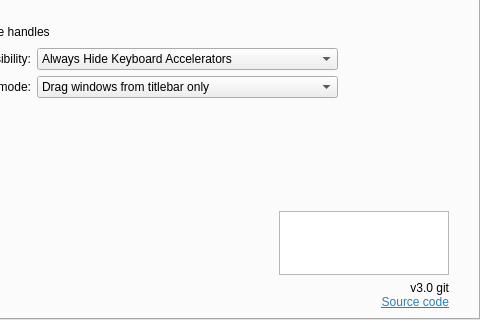
This is kstyle/config/ui/breezestyleconfig.ui in KDE/breeze as Qt 5 draws it before an edit; both pictures show x 151 to 631 and y 162 to 482 of the 631 by 482 pixel window. The edited form follows.
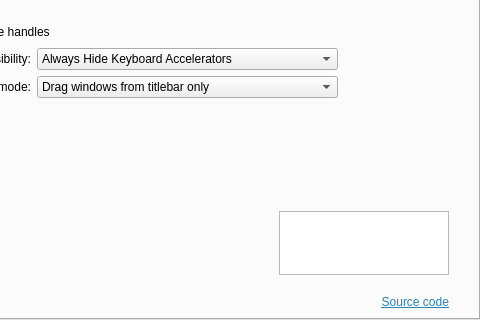
This is the edited form. Icons and pictures are not drawn.

Commit message: Tweaked classik-settings sizing and layout; auto-add version numbers in UI from CMakeLists; update .gitignore

```diff
--- a/kstyle/config/ui/breezestyleconfig.ui
+++ b/kstyle/config/ui/breezestyleconfig.ui
@@ -178,27 +178,17 @@
        </item>
        <item row="13" column="0" colspan="6">
         <layout class="QGridLayout" name="gridLayout_4">
-         <item row="2" column="1">
-          <widget class="QLabel" name="label_24">
-           <property name="text">
-            <string>&lt;html&gt;&lt;head/&gt;&lt;body&gt;&lt;p&gt;v3.0 git&lt;br /&gt;&lt;a href=&quot;https://github.com/paulmcauley/classik&quot;&gt;&lt;span style=&quot; text-decoration: underline; color:#2980b9;&quot;&gt;Source code&lt;/span&gt;&lt;/a&gt;&lt;/p&gt;&lt;/body&gt;&lt;/html&gt;</string>
-           </property>
-           <property name="alignment">
-            <set>Qt::AlignRight|Qt::AlignTrailing|Qt::AlignVCenter</set>
-           </property>
-           <property name="openExternalLinks">
-            <bool>true</bool>
-           </property>
-          </widget>
-         </item>
-         <item row="1" column="0">
-          <spacer name="horizontalSpacer_3">
+         <item row="1" column="2">
+          <spacer name="horizontalSpacer_7">
            <property name="orientation">
             <enum>Qt::Horizontal</enum>
            </property>
+           <property name="sizeType">
+            <enum>QSizePolicy::Fixed</enum>
+           </property>
            <property name="sizeHint" stdset="0">
             <size>
-             <width>40</width>
+             <width>20</width>
              <height>20</height>
             </size>
            </property>
@@ -247,22 +237,49 @@
            </property>
           </widget>
          </item>
-         <item row="1" column="2">
-          <spacer name="horizontalSpacer_7">
+         <item row="1" column="0">
+          <spacer name="horizontalSpacer_3">
            <property name="orientation">
             <enum>Qt::Horizontal</enum>
            </property>
-           <property name="sizeType">
-            <enum>QSizePolicy::Fixed</enum>
-           </property>
            <property name="sizeHint" stdset="0">
             <size>
-             <width>20</width>
+             <width>40</width>
              <height>20</height>
             </size>
            </property>
           </spacer>
          </item>
+         <item row="5" column="1">
+          <layout class="QVBoxLayout" name="verticalLayout_6">
+           <property name="spacing">
+            <number>0</number>
+           </property>
+           <item>
+            <widget class="QLabel" name="_version">
+             <property name="text">
+              <string>&lt;version&gt;</string>
+             </property>
+             <property name="alignment">
+              <set>Qt::AlignBottom|Qt::AlignRight|Qt::AlignTrailing</set>
+             </property>
+            </widget>
+           </item>
+           <item>
+            <widget class="QLabel" name="label_24">
+             <property name="text">
+              <string>&lt;html&gt;&lt;head/&gt;&lt;body&gt;&lt;p&gt;&lt;a href=&quot;https://github.com/paulmcauley/classik&quot;&gt;&lt;span style=&quot; text-decoration: underline; color:#2980b9;&quot;&gt;Source code&lt;/span&gt;&lt;/a&gt;&lt;/p&gt;&lt;/body&gt;&lt;/html&gt;</string>
+             </property>
+             <property name="alignment">
+              <set>Qt::AlignRight|Qt::AlignTrailing|Qt::AlignVCenter</set>
+             </property>
+             <property name="openExternalLinks">
+              <bool>true</bool>
+             </property>
+            </widget>
+           </item>
+          </layout>
+         </item>
         </layout>
        </item>
       </layout>
```
The commit also changes 8 other files.
